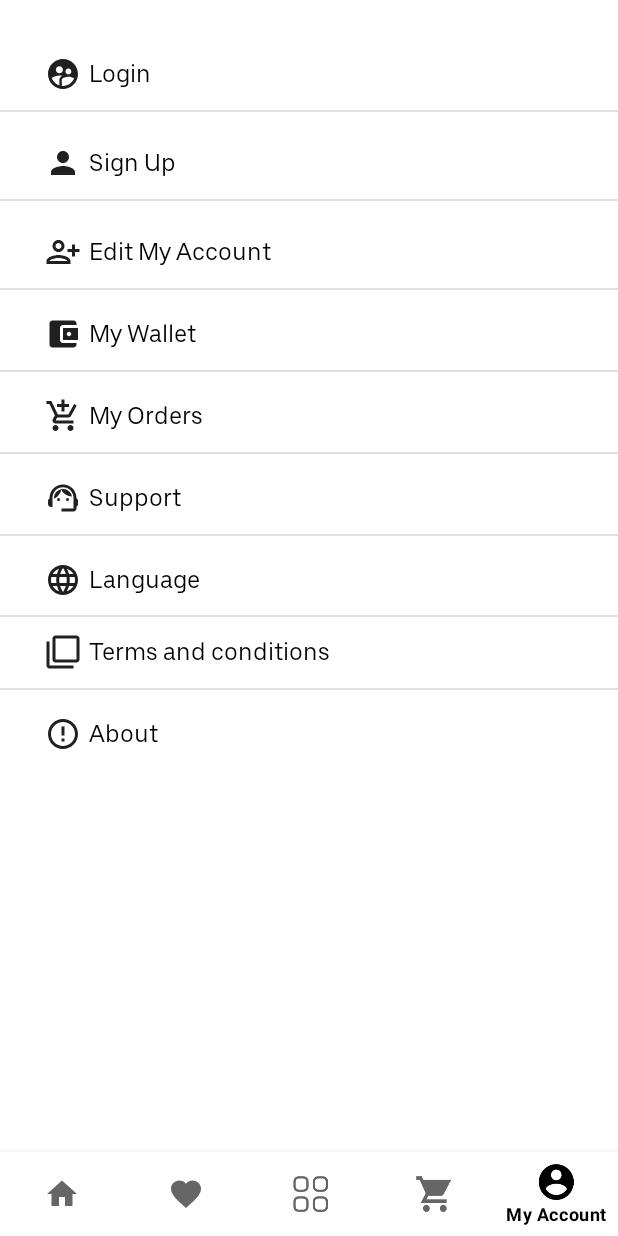
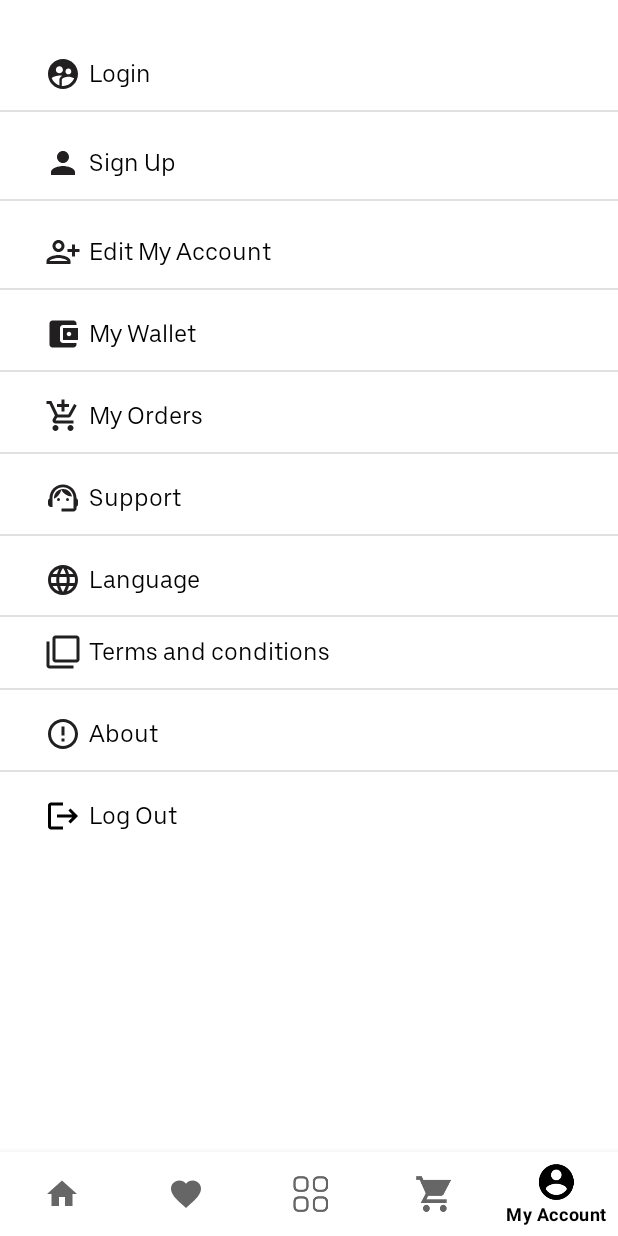
Before and after one commit to Ziad-Elshemy/panda-app, an Android app: the MyAccountFragment screen opened through its navigation route, on a phone screen of 412 x 824 dp. Run offline under Robolectric (Android 15) with nearby library versions, the light colour scheme and no system bars; our stand-ins replace data binding, navigation-ui; libraries missing offline, so code that uses them is left out: com.denzcoskun.imageslider, com.sendbird.android; 13 statements that could not run were skipped.

Commit message:
add log out button in MyAccountFragment , edit LoginFragment skip button

```diff
--- a/app/src/main/java/com/easy_pro_code/panda/AuthFlow/login/LoginFragment.kt
+++ b/app/src/main/java/com/easy_pro_code/panda/AuthFlow/login/LoginFragment.kt
@@ -55,6 +55,7 @@ class LoginFragment : AuthFragment() {
         binding.skip.setOnClickListener {
             val intent = Intent(requireContext(),HomeActivity::class.java)
             startActivity(intent)
+            requireActivity().finish()
 
         }
 
--- a/app/src/main/java/com/easy_pro_code/panda/HomeFlow/presentations/myAccount/MyAccountFragment.kt
+++ b/app/src/main/java/com/easy_pro_code/panda/HomeFlow/presentations/myAccount/MyAccountFragment.kt
@@ -1,5 +1,6 @@
 package com.easy_pro_code.panda.HomeFlow.presentations.myAccount
 
+import android.app.AlertDialog
 import android.content.Intent
 import android.net.Uri
 import android.os.Bundle
@@ -8,6 +9,7 @@ import androidx.fragment.app.Fragment
 import android.view.LayoutInflater
 import android.view.View
 import android.view.ViewGroup
+import android.widget.Button
 import android.widget.Toast
 import androidx.activity.OnBackPressedCallback
 import androidx.core.view.isVisible
@@ -47,10 +49,18 @@ class MyAccountFragment : Fragment() {
             binding.editAccountBtn.isVisible=false
             binding.myOrdersBtn.isVisible=false
             binding.support2Btn.isVisible=false
+            binding.logoutBtn.isVisible=false
+
+            binding.Divider1.isVisible=false
+            binding.Divider2.isVisible=false
+            binding.Divider3.isVisible=false
+            binding.Divider4.isVisible=false
+            binding.Divider10.isVisible=false
 
             binding.loginBtn.setOnClickListener {
 //            val action = MyAccountFragmentDirections.actionMyAccountFragment2ToLoginFragment2()
 //            findNavController().navigate(action)
+
 
                 val intent = Intent(requireContext(), MainActivity::class.java)
                 startActivity(intent)
@@ -78,6 +88,9 @@ class MyAccountFragment : Fragment() {
 
             binding.loginBtn.isVisible=false
             binding.signupBtn.isVisible = false
+
+            binding.Divider1.isVisible=false
+            binding.Divider10.isVisible=false
 //            binding.signupBtn.setOnClickListener {
 ////            val action = MyAccountFragmentDirections.actionMyAccountFragment2ToSignUpFragment2()
 ////            findNavController().navigate(action)
@@ -113,6 +126,24 @@ class MyAccountFragment : Fragment() {
                 Toast.makeText(requireContext(), "coming soon", Toast.LENGTH_SHORT).show()
             }
 
+            binding.logoutBtn.setOnClickListener {
+                val view = layoutInflater.inflate(R.layout.logout_dialog,null)
+                val logoutBoxBuilder = AlertDialog.Builder(requireContext()).setView(view).create()
+                logoutBoxBuilder.show()
+                val cancelButton: Button = view.findViewById(R.id.btn_cancel)
+                cancelButton.setOnClickListener {
+                    logoutBoxBuilder.dismiss()
+                }
+                val okButton: Button = view.findViewById(R.id.btn_ok)
+                okButton.setOnClickListener {
+                    sessionManager.deleteData()
+
+                    val intent = Intent(requireContext(),MainActivity::class.java)
+                    startActivity(intent)
+                    requireActivity().finish()
+                }
+            }
+
         }
 
 
--- /dev/null
+++ b/app/src/main/res/drawable/logout_icon.xml
@@ -0,0 +1,5 @@
+<vector android:autoMirrored="true" android:height="24dp"
+    android:tint="#000000" android:viewportHeight="24"
+    android:viewportWidth="24" android:width="24dp" xmlns:android="http://schemas.android.com/apk/res/android">
+    <path android:fillColor="@android:color/white" android:pathData="M17,7l-1.41,1.41L18.17,11H8v2h10.17l-2.58,2.58L17,17l5,-5zM4,5h8V3H4c-1.1,0 -2,0.9 -2,2v14c0,1.1 0.9,2 2,2h8v-2H4V5z"/>
+</vector>
--- a/app/src/main/res/layout/fragment_my_account.xml
+++ b/app/src/main/res/layout/fragment_my_account.xml
@@ -275,6 +275,34 @@
                     app:layout_constraintTop_toBottomOf="@id/Divider7"
                     tools:layout_editor_absoluteX="-77dp" />
 
+                <com.google.android.material.divider.MaterialDivider
+                    android:id="@+id/Divider8"
+                    android:layout_width="match_parent"
+                    android:layout_height="1dp"
+                    app:layout_constraintTop_toBottomOf="@+id/about_btn"
+                    app:layout_constraintEnd_toEndOf="parent"
+                    app:layout_constraintStart_toStartOf="parent"
+                    />
+
+
+                <androidx.appcompat.widget.AppCompatButton
+                    android:id="@+id/logout_btn"
+                    android:layout_width="match_parent"
+                    android:layout_height="wrap_content"
+                    android:layout_marginTop="5dp"
+                    android:background="@android:color/transparent"
+                    android:drawableStart="@drawable/logout_icon"
+                    android:drawablePadding="5dp"
+                    android:fontFamily="@font/regular"
+                    android:gravity="start|center"
+                    android:paddingHorizontal="30dp"
+                    android:paddingVertical="10dp"
+                    android:text="Log Out"
+                    android:textAllCaps="false"
+                    android:textColor="@color/black"
+                    android:textSize="16sp"
+                    app:layout_constraintTop_toBottomOf="@id/Divider8"
+                    tools:layout_editor_absoluteX="-77dp" />
 
 
 
--- a/app/src/main/res/values/colors.xml
+++ b/app/src/main/res/values/colors.xml
@@ -6,6 +6,7 @@
     <color name="black_gray">#2B2828</color>
     <color name="teal_200">#FF03DAC5</color>
     <color name="teal_700">#FF018786</color>
+    <color name="red">#DD0F0F</color>
     <color name="black">#FF000000</color>
     <color name="white">#FFFFFFFF</color>
     <color name="yellow">#FFEB3B</color>
```
Also changed, not shown: app/src/main/res/layout/fragment_product_page.xml (+38 -0 lines), app/src/main/res/layout/logout_dialog.xml (added, +58 -0 lines).
